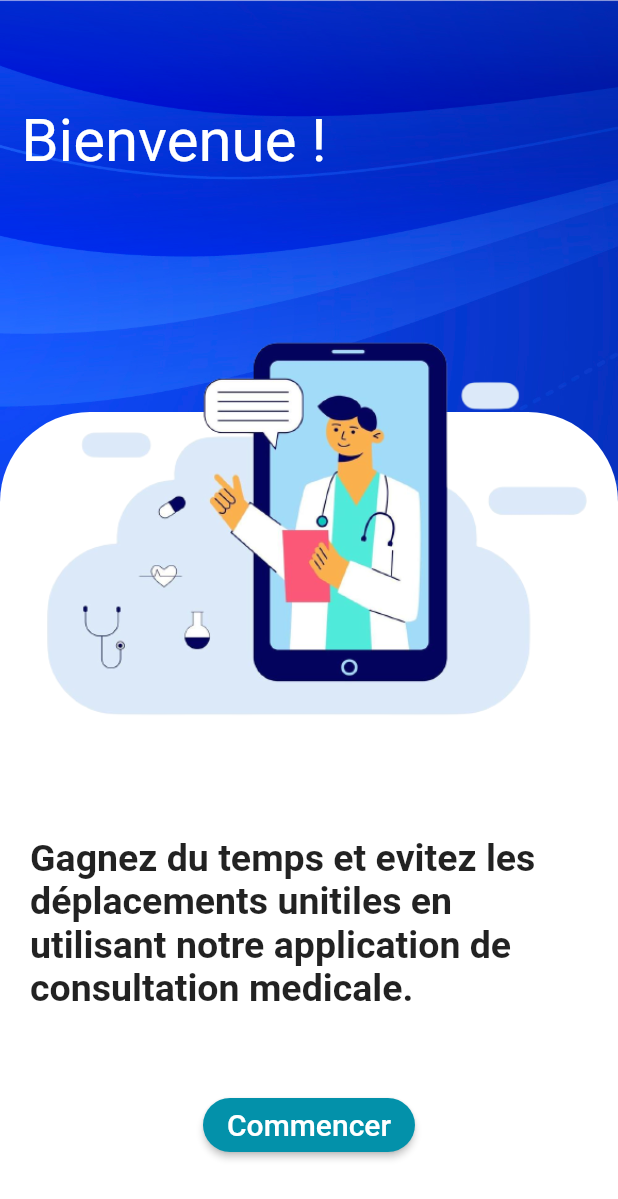
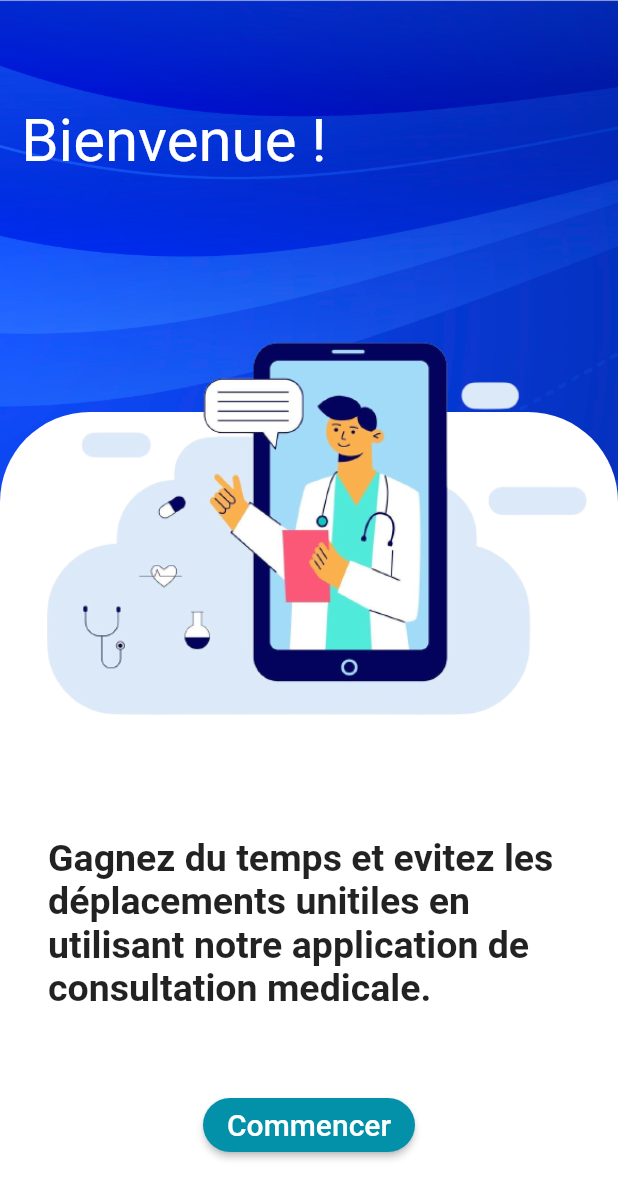
Before and after one commit to Nooralum/healConnect, a Flutter app: the screen it shows after launch, on a phone screen of 412 x 824 dp. Shown: the top 1199 px of the screen. Run offline on Flutter 3.47's test engine with Material 2 defaults, Android fonts, the phone set to English and light mode, and no system bars; our stand-ins replace table_calendar.

```diff
--- a/lib/views/onBoarding_page.dart
+++ b/lib/views/onBoarding_page.dart
@@ -60,9 +60,12 @@ class _OnBoardingState extends State<OnBoarding> {
                           image: AssetImage("assets/images/sante1.png"),
                           fit: BoxFit.cover)),
                 ),
-                const Text(
-                  "Gagnez du temps et evitez les déplacements unitiles en utilisant notre application de consultation medicale.",
-                  style: TextStyle(fontSize: 25, fontWeight: FontWeight.bold),
+                const Padding(
+                  padding: EdgeInsets.only(left: 12.0),
+                  child: Text(
+                    "Gagnez du temps et evitez les déplacements unitiles en utilisant notre application de consultation medicale.",
+                    style: TextStyle(fontSize: 25, fontWeight: FontWeight.bold),
+                  ),
                 ),
                 MonElevatedButton(
                   backgroundColor: kColor,
```
